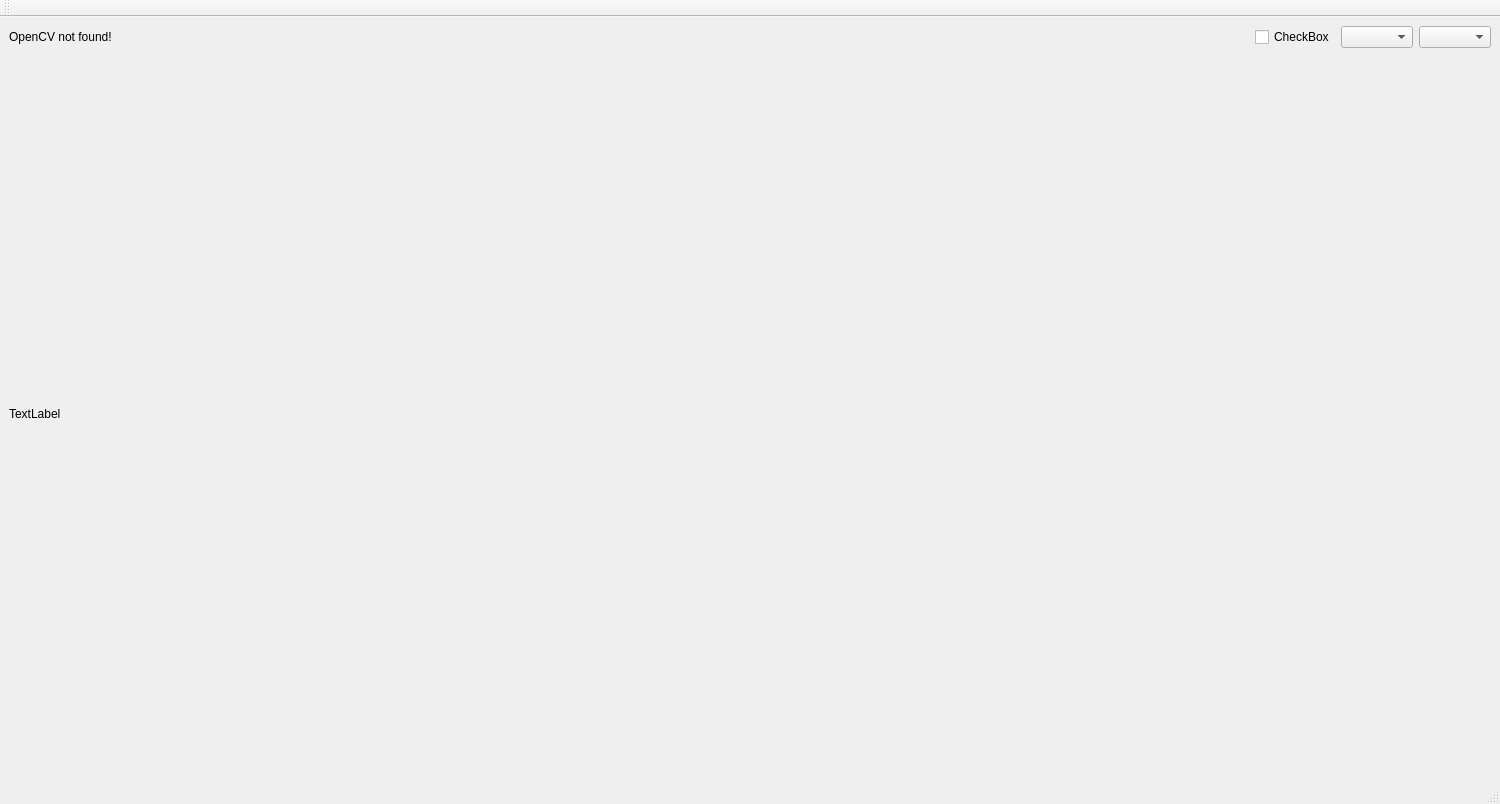
Skyfire716/arproject2021, file ARChess/mainwindow.ui: the form before one commit.
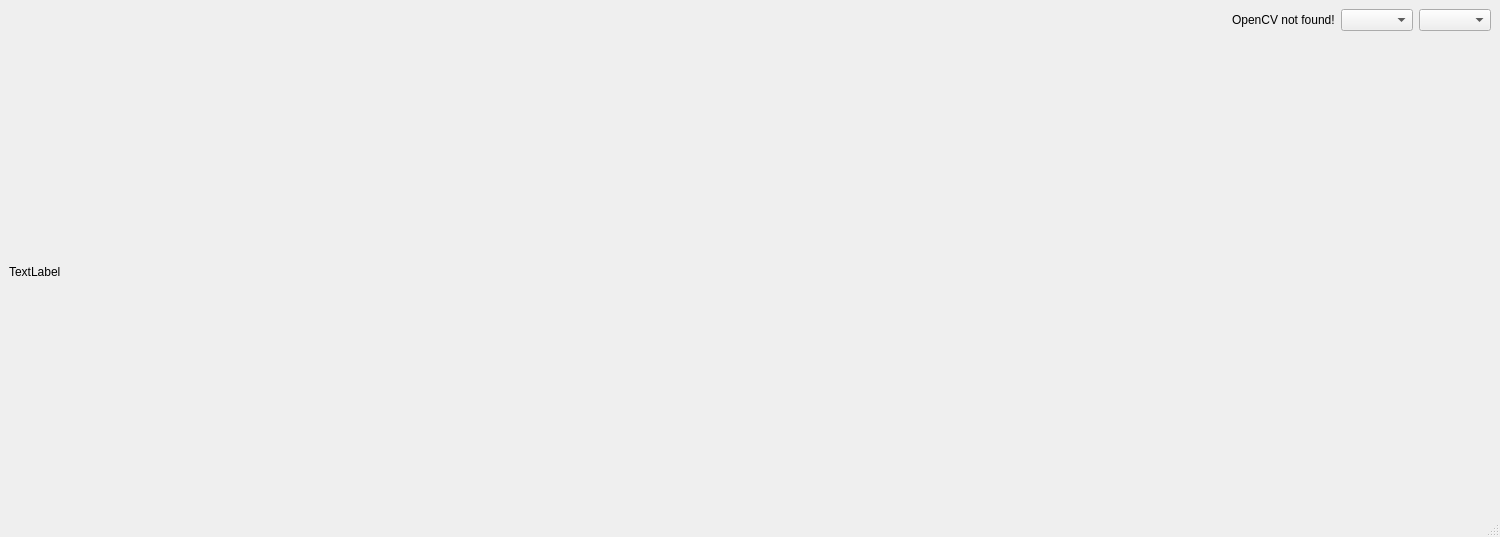
The form after the commit.

Patch:
```diff
--- a/ARChess/mainwindow.ui
+++ b/ARChess/mainwindow.ui
@@ -7,7 +7,7 @@
     <x>0</x>
     <y>0</y>
     <width>1500</width>
-    <height>804</height>
+    <height>537</height>
    </rect>
   </property>
   <property name="windowTitle">
@@ -15,13 +15,6 @@
   </property>
   <widget class="QWidget" name="centralwidget">
    <layout class="QGridLayout" name="gridLayout">
-    <item row="1" column="0">
-     <widget class="QLabel" name="openvc_version_label">
-      <property name="text">
-       <string>OpenCV not found!</string>
-      </property>
-     </widget>
-    </item>
     <item row="2" column="0">
      <widget class="QLabel" name="image_label">
       <property name="sizePolicy">
@@ -42,6 +35,15 @@
      </widget>
     </item>
     <item row="1" column="2">
+     <layout class="QHBoxLayout" name="horizontalLayout">
+      <item>
+       <widget class="QLabel" name="openvc_version_label">
+        <property name="text">
+         <string>OpenCV not found!</string>
+        </property>
+       </widget>
+      </item>
+      <item>
      <widget class="QComboBox" name="camera_combbox">
       <property name="sizePolicy">
        <sizepolicy hsizetype="Preferred" vsizetype="Preferred">
@@ -54,15 +56,10 @@
       </property>
      </widget>
     </item>
-    <item row="1" column="3">
+      <item>
      <widget class="QComboBox" name="color_type_combbox"/>
     </item>
-    <item row="1" column="1">
-     <widget class="QCheckBox" name="running_box">
-      <property name="text">
-       <string>CheckBox</string>
-      </property>
-     </widget>
+     </layout>
     </item>
    </layout>
   </widget>
@@ -77,17 +74,6 @@
    </property>
   </widget>
   <widget class="QStatusBar" name="statusbar"/>
-  <widget class="QToolBar" name="toolBar">
-   <property name="windowTitle">
-    <string>toolBar</string>
-   </property>
-   <attribute name="toolBarArea">
-    <enum>TopToolBarArea</enum>
-   </attribute>
-   <attribute name="toolBarBreak">
-    <bool>false</bool>
-   </attribute>
-  </widget>
  </widget>
  <resources/>
  <connections/>
```
Left out of the diff: 10 changed lines with no effect on the pictures. Lines whose indentation alone changed are shown as unchanged.
